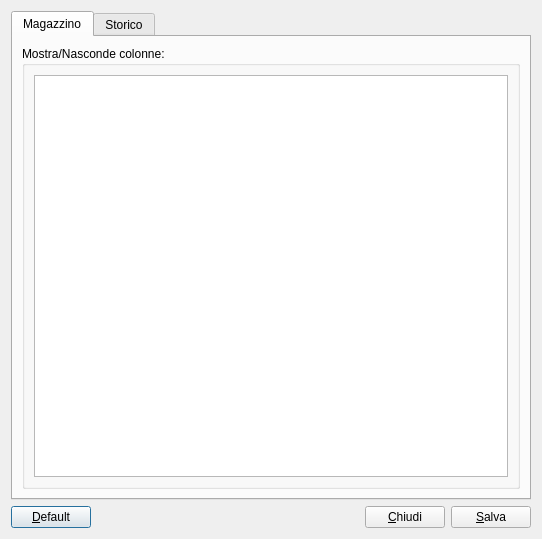
kvsd/Gestionale, file moduleMagazzino/optionsmagazzinodialog.ui: the form before one commit.
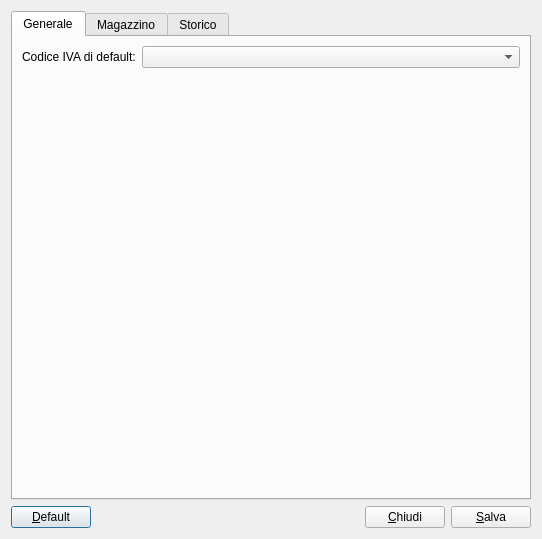
The form after the commit.

What changed in the file:
```diff
--- a/moduleMagazzino/optionsmagazzinodialog.ui
+++ b/moduleMagazzino/optionsmagazzinodialog.ui
@@ -19,6 +19,40 @@
      <property name="currentIndex">
       <number>0</number>
      </property>
+     <widget class="QWidget" name="tab_3">
+      <attribute name="title">
+       <string>Generale</string>
+      </attribute>
+      <layout class="QVBoxLayout" name="verticalLayout_3">
+       <item>
+        <layout class="QHBoxLayout" name="horizontalLayout_4" stretch="0,1">
+         <item>
+          <widget class="QLabel" name="label">
+           <property name="text">
+            <string>Codice IVA di default:</string>
+           </property>
+          </widget>
+         </item>
+         <item>
+          <widget class="QComboBox" name="codIvaComboBox"/>
+         </item>
+        </layout>
+       </item>
+       <item>
+        <spacer name="verticalSpacer">
+         <property name="orientation">
+          <enum>Qt::Vertical</enum>
+         </property>
+         <property name="sizeHint" stdset="0">
+          <size>
+           <width>20</width>
+           <height>409</height>
+          </size>
+         </property>
+        </spacer>
+       </item>
+      </layout>
+     </widget>
      <widget class="QWidget" name="tab">
       <attribute name="title">
        <string>Magazzino</string>
```
